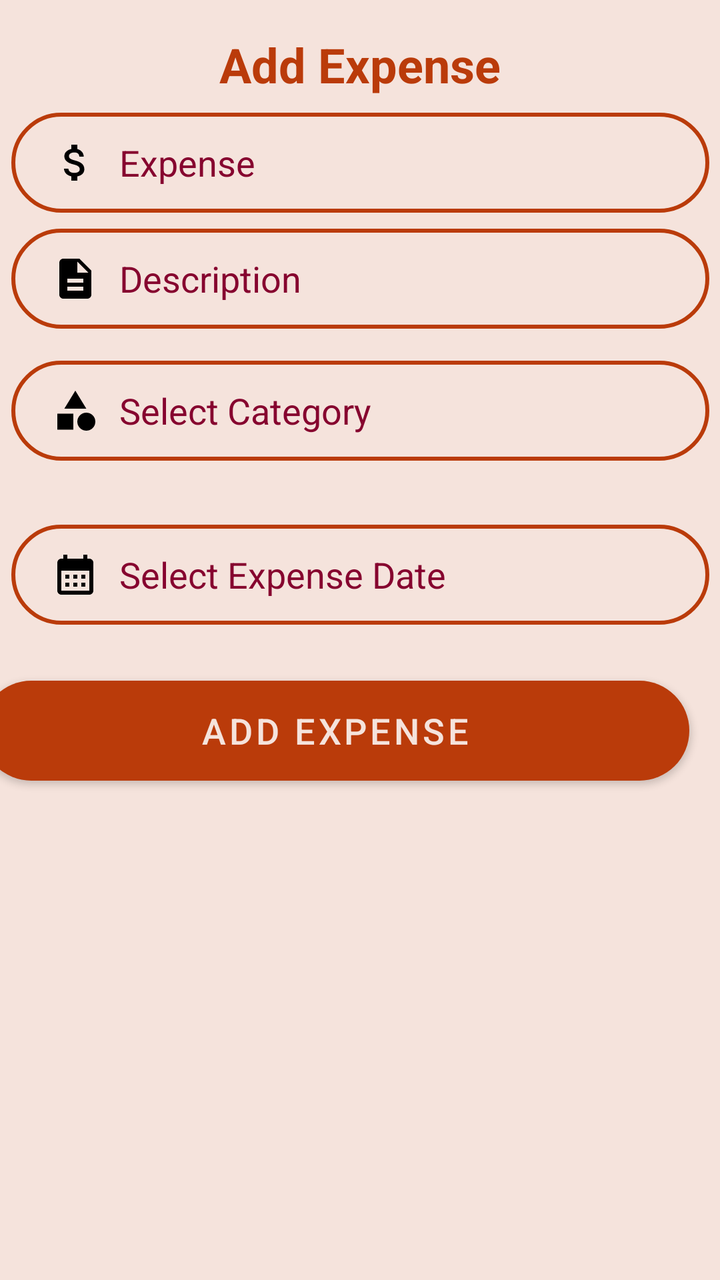
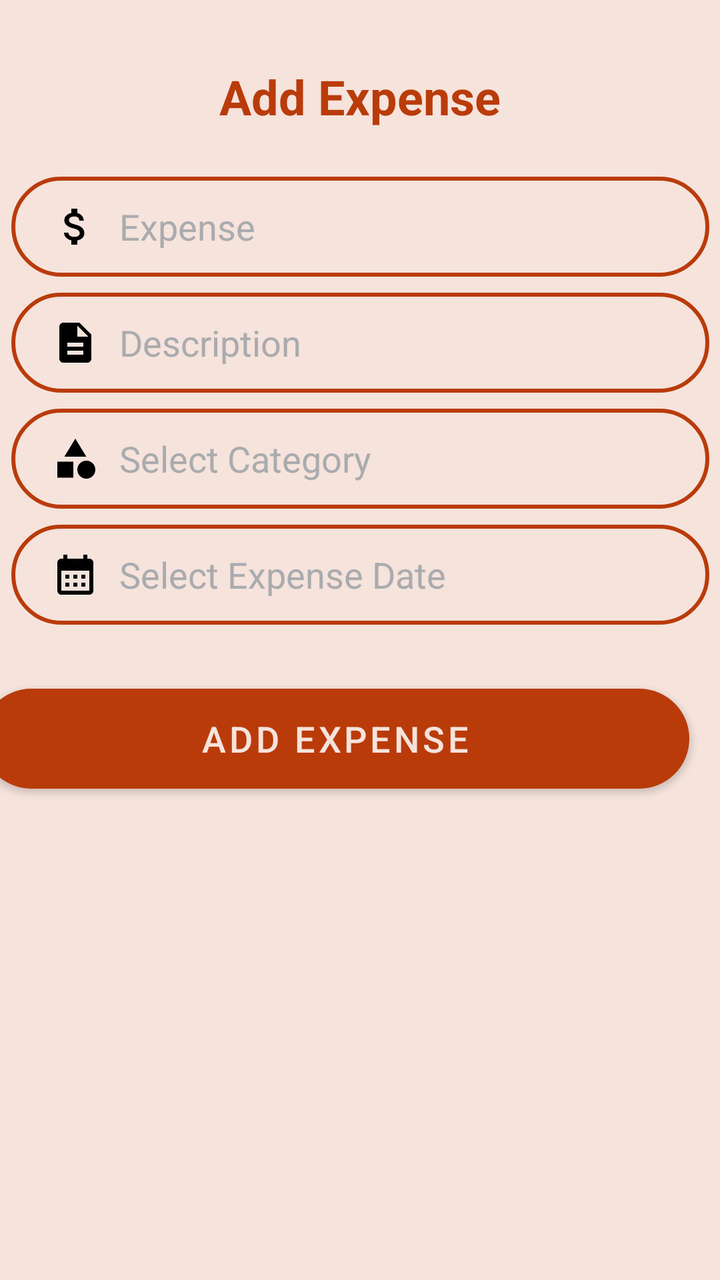

An Android layout rendered at two revisions. The XML below is the earlier revision; the diff shows what the commit changed to produce the second picture.
<!-- AndroidManifest.xml: application theme Theme.BudgetBuddy -->
<!-- res/layout/fragment_add_expense.xml -->
<?xml version="1.0" encoding="utf-8"?>
<androidx.constraintlayout.widget.ConstraintLayout
    xmlns:android="http://schemas.android.com/apk/res/android"
    xmlns:app="http://schemas.android.com/apk/res-auto"
    xmlns:tools="http://schemas.android.com/tools"
    android:layout_width="match_parent"
    android:layout_height="match_parent"
    android:background="@color/brown_100"
    tools:context=".ui.add_expense.ExpenseFragment">
    <EditText
        android:id="@+id/editTextCategory"
        android:layout_width="349dp"
        android:layout_height="50dp"
        android:layout_marginStart="32dp"
        android:layout_marginTop="16dp"
        android:layout_marginEnd="32dp"
        android:autofillHints=""
        android:background="@drawable/input_bg"
        android:drawableStart="@drawable/ic_menu_category"
        android:drawablePadding="10dp"
        android:ems="10"
        android:hint="@string/select_category"
        android:inputType="none"
        android:paddingStart="20dp"
        android:paddingTop="10dp"
        android:paddingEnd="10dp"
        android:paddingBottom="10dp"
        android:textColor="@color/red_700"
        android:textColorHint="@color/red_700"
        app:layout_constraintEnd_toEndOf="parent"
        app:layout_constraintStart_toStartOf="parent"
        app:layout_constraintTop_toBottomOf="@+id/editTextExpenseDescription" />

    <androidx.recyclerview.widget.RecyclerView
        android:id="@+id/recyclerViewCategories"
        android:layout_width="0dp"
        android:layout_height="wrap_content"
        android:layout_marginStart="32dp"
        android:layout_marginTop="16dp"
        android:layout_marginEnd="32dp"
        android:background="@color/brown_100"
        android:orientation="horizontal"
        android:visibility="gone"
        app:layout_constraintEnd_toEndOf="parent"
        app:layout_constraintHorizontal_bias="0.0"
        app:layout_constraintStart_toStartOf="parent"
        app:layout_constraintTop_toBottomOf="@+id/btnAddExpense" />


    <TextView
        android:id="@+id/txtExpenseTitle"
        android:layout_width="wrap_content"
        android:layout_height="wrap_content"
        android:layout_marginTop="16dp"
        android:text="@string/add_expense"
        android:textColor="@color/red_200"
        android:textSize="24sp"
        android:textStyle="bold"
        app:layout_constraintEnd_toEndOf="parent"
        app:layout_constraintStart_toStartOf="parent"
        app:layout_constraintTop_toTopOf="parent" />

    <EditText
        android:id="@+id/editTextExpense"
        android:layout_width="349dp"
        android:layout_height="50dp"
        android:layout_marginStart="32dp"
        android:layout_marginTop="8dp"
        android:layout_marginEnd="32dp"
        android:autoText="true"
        android:autofillHints=""
        android:background="@drawable/input_bg"
        android:drawableStart="@drawable/baseline_attach_money_24"
        android:drawablePadding="10dp"
        android:ems="10"
        android:hint="@string/expense"
        android:inputType="number"
        android:paddingStart="20dp"
        android:paddingTop="10dp"
        android:paddingEnd="10dp"
        android:paddingBottom="10dp"
        android:textColor="@color/red_700"
        android:textColorHint="@color/red_700"
        app:layout_constraintEnd_toEndOf="parent"
        app:layout_constraintStart_toStartOf="parent"
        app:layout_constraintTop_toBottomOf="@+id/txtExpenseTitle"
        tools:ignore="Deprecated" />

    <EditText
        android:id="@+id/editTextExpenseDescription"
        android:layout_width="349dp"
        android:layout_height="50dp"
        android:layout_marginStart="32dp"
        android:layout_marginTop="8dp"
        android:layout_marginEnd="32dp"
        android:autoText="true"
        android:autofillHints=""
        android:background="@drawable/input_bg"
        android:drawableStart="@drawable/baseline_description_24"
        android:drawablePadding="10dp"
        android:ems="10"
        android:hint="@string/description"
        android:inputType="text"
        android:paddingStart="20dp"
        android:paddingTop="10dp"
        android:paddingEnd="10dp"
        android:paddingBottom="10dp"
        android:textColor="@color/red_700"
        android:textColorHint="@color/red_700"
        app:layout_constraintEnd_toEndOf="parent"
        app:layout_constraintStart_toStartOf="parent"
        app:layout_constraintTop_toBottomOf="@+id/editTextExpense"
        tools:ignore="Deprecated" />


    <EditText
        android:id="@+id/editTextExpenseDate"
        android:layout_width="349dp"
        android:layout_height="50dp"
        android:layout_marginTop="32dp"
        android:autofillHints=""
        android:background="@drawable/input_bg"
        android:drawableStart="@drawable/baseline_calendar_month_24"
        android:drawablePadding="10dp"
        android:ems="10"
        android:focusable="false"
        android:hint="@string/select_expense_date"
        android:inputType="date"
        android:paddingStart="20dp"
        android:paddingTop="10dp"
        android:paddingEnd="10dp"
        android:paddingBottom="10dp"
        android:textColor="@color/red_700"
        android:textColorHint="@color/red_700"
        app:layout_constraintBottom_toTopOf="@+id/btnAddExpense"
        app:layout_constraintEnd_toEndOf="parent"
        app:layout_constraintStart_toStartOf="parent"
        app:layout_constraintTop_toBottomOf="@+id/editTextCategory"
        app:layout_constraintVertical_bias="0.144" />

    <Button
        android:id="@+id/btnAddExpense"
        android:layout_width="354dp"
        android:layout_height="50dp"

        android:layout_marginStart="67dp"
        android:layout_marginTop="28dp"
        android:layout_marginEnd="48dp"
        android:background="@drawable/rounded_corner"
        android:text="@string/add_expense"
        android:textSize="18sp"
        app:layout_constraintEnd_toEndOf="parent"
        app:layout_constraintHorizontal_bias="0.706"
        app:layout_constraintStart_toStartOf="parent"
        app:layout_constraintTop_toBottomOf="@+id/editTextExpenseDate"
        tools:ignore="DuplicateSpeakableTextCheck,VisualLintButtonSize" />

</androidx.constraintlayout.widget.ConstraintLayout>
<!-- resources referenced by this layout -->
<resources>
  <color name="brown_100">#F5E3DC</color>
  <color name="red_200">#BA3B0A</color>
  <color name="red_700">#86042F</color>
  <!-- drawable baseline_calendar_month_24 (drawable) -->
  <vector android:height="24dp" android:tint="#000000"
      android:viewportHeight="24" android:viewportWidth="24"
      android:width="24dp" xmlns:android="http://schemas.android.com/apk/res/android">
      <path android:fillColor="@android:color/white" android:pathData="M19,4h-1V2h-2v2H8V2H6v2H5C3.89,4 3.01,4.9 3.01,6L3,20c0,1.1 0.89,2 2,2h14c1.1,0 2,-0.9 2,-2V6C21,4.9 20.1,4 19,4zM19,20H5V10h14V20zM9,14H7v-2h2V14zM13,14h-2v-2h2V14zM17,14h-2v-2h2V14zM9,18H7v-2h2V18zM13,18h-2v-2h2V18zM17,18h-2v-2h2V18z"/>
  </vector>
  <!-- drawable baseline_description_24 (drawable) -->
  <vector android:height="24dp" android:tint="#000000"
      android:viewportHeight="24" android:viewportWidth="24"
      android:width="24dp" xmlns:android="http://schemas.android.com/apk/res/android">
      <path android:fillColor="@android:color/white" android:pathData="M14,2L6,2c-1.1,0 -1.99,0.9 -1.99,2L4,20c0,1.1 0.89,2 1.99,2L18,22c1.1,0 2,-0.9 2,-2L20,8l-6,-6zM16,18L8,18v-2h8v2zM16,14L8,14v-2h8v2zM13,9L13,3.5L18.5,9L13,9z"/>
  </vector>
  <!-- drawable ic_menu_category (drawable) -->
  <vector android:height="24dp" android:tint="#000000"
      android:viewportHeight="24" android:viewportWidth="24"
      android:width="24dp" xmlns:android="http://schemas.android.com/apk/res/android">
      <path android:fillColor="@android:color/white" android:pathData="M12,2l-5.5,9h11z"/>
      <path android:fillColor="@android:color/white" android:pathData="M17.5,17.5m-4.5,0a4.5,4.5 0,1 1,9 0a4.5,4.5 0,1 1,-9 0"/>
      <path android:fillColor="@android:color/white" android:pathData="M3,13.5h8v8H3z"/>
  </vector>
  <!-- drawable input_bg (drawable) -->
  <?xml version="1.0" encoding="utf-8"?>
  <shape xmlns:android="http://schemas.android.com/apk/res/android">
      <stroke android:color="@color/red_200" android:width="2dp"/>
      <corners android:radius="70dp"/>
  
  
  </shape>
  <!-- drawable rounded_corner (drawable) -->
  <?xml version="1.0" encoding="utf-8"?>
  <shape  xmlns:android="http://schemas.android.com/apk/res/android">
  <corners android:radius="50dp"/>
      <solid android:color="@color/red_200" />
  </shape>
  <string name="add_expense">Add Expense</string>
  <string name="description">Description</string>
  <string name="expense">Expense</string>
  <string name="select_category">Select Category</string>
  <string name="select_expense_date">Select Expense Date</string>
  <style name="Theme.BudgetBuddy" parent="Theme.MaterialComponents.DayNight.DarkActionBar">
          
          <item name="colorPrimary">@color/red_200</item>
          <item name="colorPrimaryVariant">@color/red_700</item>
          <item name="colorOnPrimary">@color/brown_100</item>
          
          <item name="colorSecondary">@color/brown_500</item>
          <item name="colorSecondaryVariant">@color/brown_700</item>
          <item name="colorOnSecondary">@color/light_brown</item>
          
          <item name="android:statusBarColor">?attr/colorPrimary</item>
          
          <item name="android:windowBackground">@color/red_200</item>
      </style>
  <color name="brown_500">#d5896c</color>
  <color name="brown_700">#B88572</color>
  <color name="light_brown">#FFF5ED</color>
  <!-- unchanged entries left out for length: 1 -->
</resources>

<!-- the commit's change to res/layout/fragment_add_expense.xml (unified diff, before → after) -->
@@ -7,29 +7,6 @@
     android:layout_height="match_parent"
     android:background="@color/brown_100"
     tools:context=".ui.add_expense.ExpenseFragment">
-    <EditText
-        android:id="@+id/editTextCategory"
-        android:layout_width="349dp"
-        android:layout_height="50dp"
-        android:layout_marginStart="32dp"
-        android:layout_marginTop="16dp"
-        android:layout_marginEnd="32dp"
-        android:autofillHints=""
-        android:background="@drawable/input_bg"
-        android:drawableStart="@drawable/ic_menu_category"
-        android:drawablePadding="10dp"
-        android:ems="10"
-        android:hint="@string/select_category"
-        android:inputType="none"
-        android:paddingStart="20dp"
-        android:paddingTop="10dp"
-        android:paddingEnd="10dp"
-        android:paddingBottom="10dp"
-        android:textColor="@color/red_700"
-        android:textColorHint="@color/red_700"
-        app:layout_constraintEnd_toEndOf="parent"
-        app:layout_constraintStart_toStartOf="parent"
-        app:layout_constraintTop_toBottomOf="@+id/editTextExpenseDescription" />
 
     <androidx.recyclerview.widget.RecyclerView
         android:id="@+id/recyclerViewCategories"
@@ -51,7 +28,7 @@
         android:id="@+id/txtExpenseTitle"
         android:layout_width="wrap_content"
         android:layout_height="wrap_content"
-        android:layout_marginTop="16dp"
+        android:layout_marginTop="32dp"
         android:text="@string/add_expense"
         android:textColor="@color/red_200"
         android:textSize="24sp"
@@ -60,31 +37,32 @@
         app:layout_constraintStart_toStartOf="parent"
         app:layout_constraintTop_toTopOf="parent" />
 
+
     <EditText
-        android:id="@+id/editTextExpense"
+        android:id="@+id/editTextExpenseDate"
         android:layout_width="349dp"
         android:layout_height="50dp"
-        android:layout_marginStart="32dp"
         android:layout_marginTop="8dp"
-        android:layout_marginEnd="32dp"
-        android:autoText="true"
         android:autofillHints=""
         android:background="@drawable/input_bg"
-        android:drawableStart="@drawable/baseline_attach_money_24"
+        android:drawableStart="@drawable/baseline_calendar_month_24"
         android:drawablePadding="10dp"
         android:ems="10"
-        android:hint="@string/expense"
-        android:inputType="number"
+        android:focusable="false"
+        android:hint="@string/select_expense_date"
+        android:inputType="date"
         android:paddingStart="20dp"
         android:paddingTop="10dp"
         android:paddingEnd="10dp"
         android:paddingBottom="10dp"
         android:textColor="@color/red_700"
-        android:textColorHint="@color/red_700"
+
+        android:textColorHint="@color/material_dynamic_neutral70"
+        app:layout_constraintBottom_toTopOf="@+id/btnAddExpense"
         app:layout_constraintEnd_toEndOf="parent"
         app:layout_constraintStart_toStartOf="parent"
-        app:layout_constraintTop_toBottomOf="@+id/txtExpenseTitle"
-        tools:ignore="Deprecated" />
+        app:layout_constraintTop_toBottomOf="@+id/editTextCategory"
+        app:layout_constraintVertical_bias="0.144" />
 
     <EditText
         android:id="@+id/editTextExpenseDescription"
@@ -106,37 +84,61 @@
         android:paddingEnd="10dp"
         android:paddingBottom="10dp"
         android:textColor="@color/red_700"
-        android:textColorHint="@color/red_700"
+        android:textColorHint="@color/material_dynamic_neutral70"
         app:layout_constraintEnd_toEndOf="parent"
         app:layout_constraintStart_toStartOf="parent"
         app:layout_constraintTop_toBottomOf="@+id/editTextExpense"
         tools:ignore="Deprecated" />
 
-
     <EditText
-        android:id="@+id/editTextExpenseDate"
+        android:id="@+id/editTextCategory"
         android:layout_width="349dp"
         android:layout_height="50dp"
-        android:layout_marginTop="32dp"
+        android:layout_marginStart="32dp"
+        android:layout_marginTop="8dp"
+        android:layout_marginEnd="32dp"
         android:autofillHints=""
         android:background="@drawable/input_bg"
-        android:drawableStart="@drawable/baseline_calendar_month_24"
+        android:drawableStart="@drawable/ic_menu_category"
         android:drawablePadding="10dp"
         android:ems="10"
-        android:focusable="false"
-        android:hint="@string/select_expense_date"
-        android:inputType="date"
+        android:hint="@string/select_category"
+        android:inputType="none"
         android:paddingStart="20dp"
         android:paddingTop="10dp"
         android:paddingEnd="10dp"
         android:paddingBottom="10dp"
         android:textColor="@color/red_700"
-        android:textColorHint="@color/red_700"
-        app:layout_constraintBottom_toTopOf="@+id/btnAddExpense"
+        android:textColorHint="@color/material_dynamic_neutral70"
         app:layout_constraintEnd_toEndOf="parent"
         app:layout_constraintStart_toStartOf="parent"
-        app:layout_constraintTop_toBottomOf="@+id/editTextCategory"
-        app:layout_constraintVertical_bias="0.144" />
+        app:layout_constraintTop_toBottomOf="@+id/editTextExpenseDescription" />
+
+    <EditText
+        android:id="@+id/editTextExpense"
+        android:layout_width="349dp"
+        android:layout_height="50dp"
+        android:layout_marginStart="32dp"
+        android:layout_marginTop="24dp"
+        android:layout_marginEnd="32dp"
+        android:autoText="true"
+        android:autofillHints=""
+        android:background="@drawable/input_bg"
+        android:drawableStart="@drawable/baseline_attach_money_24"
+        android:drawablePadding="10dp"
+        android:ems="10"
+        android:hint="@string/expense"
+        android:inputType="number"
+        android:paddingStart="20dp"
+        android:paddingTop="10dp"
+        android:paddingEnd="10dp"
+        android:paddingBottom="10dp"
+        android:textColor="@color/red_700"
+        android:textColorHint="@color/material_dynamic_neutral70"
+        app:layout_constraintEnd_toEndOf="parent"
+        app:layout_constraintStart_toStartOf="parent"
+        app:layout_constraintTop_toBottomOf="@+id/txtExpenseTitle"
+        tools:ignore="Deprecated" />
 
     <Button
         android:id="@+id/btnAddExpense"
@@ -144,7 +146,7 @@
         android:layout_height="50dp"
 
         android:layout_marginStart="67dp"
-        android:layout_marginTop="28dp"
+        android:layout_marginTop="32dp"
         android:layout_marginEnd="48dp"
         android:background="@drawable/rounded_corner"
         android:text="@string/add_expense"
